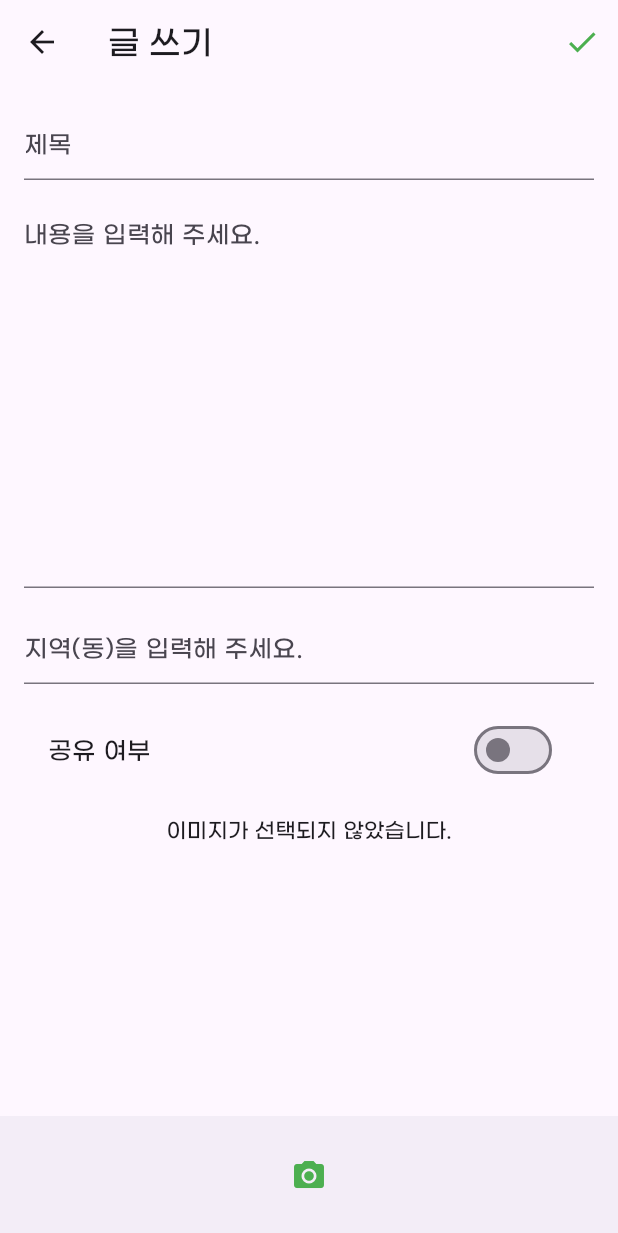
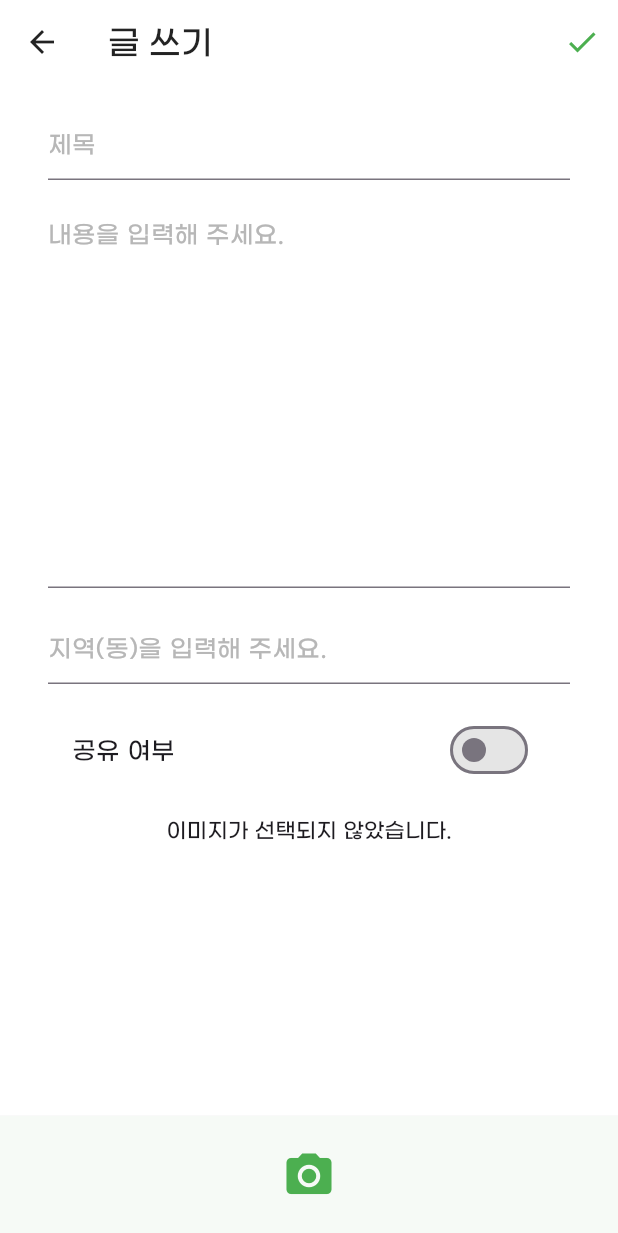
Before and after one commit to jhk3261/B-Naeng, a Flutter app: the WritePostPage screen opened directly, on a phone screen of 412 x 824 dp. Shown: the top 1233 px of the screen. Run offline on Flutter 3.47's test engine with Material 3 defaults, Android fonts, the phone set to English and light mode, and no system bars; our stand-ins replace camera, dropdown_button2, flutter_svg, geolocator, google_maps_flutter, google_sign_in and 2 more; accounts and stored records are empty; network calls fail.

Commit message:
UI 수정

```diff
--- a/frontend/lib/Pages/mypage/mypage.dart
+++ b/frontend/lib/Pages/mypage/mypage.dart
@@ -29,7 +29,7 @@
 
 class _ProfilePageState extends State<ProfilePage> {
   late Future<UserProfile> userProfileFuture;
-  int userId = 0;
+  int userId = 1;
   bool isScrapSectionOpen = false;
   List<ScrapItem> scrapItems = [];
 
@@ -52,7 +52,7 @@
     } catch (error) {
       print('Error fetching user profile: $error');
       return UserProfile(
-        id: 0,
+        id: 1,
         userId: userId,
         username: '기본 사용자',
         profileImageUrl: null,
--- a/frontend/lib/Pages/share/ingrediant/WritePostPage.dart
+++ b/frontend/lib/Pages/share/ingrediant/WritePostPage.dart
@@ -16,8 +16,7 @@
 class _WritePostPageState extends State<WritePostPage> {
   final TextEditingController _titleController = TextEditingController();
   final TextEditingController _contentController = TextEditingController();
-  final TextEditingController _locationDongController =
-      TextEditingController();
+  final TextEditingController _locationDongController = TextEditingController();
   List<File> _pictures = [];
   bool _isShared = false;
   final int userId = 0;
@@ -111,7 +110,13 @@
   @override
   Widget build(BuildContext context) {
     return Scaffold(
+      backgroundColor: Colors.white,
       appBar: AppBar(
+        elevation: 0,
+        centerTitle: false,
+        surfaceTintColor: Colors.white,
+        backgroundColor: Colors.white,
+        foregroundColor: Color(0xFF232323),
         title: const Text('글 쓰기'),
         actions: [
           IconButton(
@@ -122,29 +127,62 @@
       ),
       body: Padding(
         padding: const EdgeInsets.all(16.0),
+        child: Padding(
+          padding: const EdgeInsets.symmetric(horizontal: 16),
           child: SingleChildScrollView(
             // 스크롤 가능하도록 변경
             child: Column(
               children: [
                 TextField(
                   controller: _titleController,
-                decoration: const InputDecoration(hintText: '제목'),
+                  decoration: InputDecoration(
+                      focusedBorder: UnderlineInputBorder(
+                        borderSide: BorderSide(
+                            color: Color(0xFF449C4A),
+                            width: 2.0), // 포커스 시 테두리 색상
+                      ),
+                      focusColor: Color(0xFF449C4A),
+                      hintText: '제목',
+                      hintStyle: TextStyle(
+                        color: Color(0xffB7B7B7),
+                      )),
                 ),
                 const SizedBox(height: 16.0),
                 TextField(
                   controller: _contentController,
-                decoration: const InputDecoration(hintText: '내용을 입력해 주세요.'),
+                  decoration: const InputDecoration(
+                      focusedBorder: UnderlineInputBorder(
+                        borderSide: BorderSide(
+                            color: Color(0xFF449C4A),
+                            width: 2.0), // 포커스 시 테두리 색상
+                      ),
+                      hintText: '내용을 입력해 주세요.',
+                      hintStyle: TextStyle(
+                        color: Color(0xffB7B7B7),
+                      ),
+                      focusColor: Color(0xFF449C4A),
+                      hoverColor: Color(0xFF449C4A)),
                   maxLines: 10,
                 ),
                 const SizedBox(height: 16.0),
                 TextField(
                   controller: _locationDongController,
                   decoration: const InputDecoration(
+                    focusedBorder: UnderlineInputBorder(
+                      borderSide: BorderSide(
+                          color: Color(0xFF449C4A), width: 2.0), // 포커스 시 테두리 색상
+                    ),
                     hintText: '지역(동)을 입력해 주세요.',
+                    hintStyle: TextStyle(
+                      color: Color(0xffB7B7B7),
+                    ),
                   ),
                 ),
                 const SizedBox(height: 16.0),
                 SwitchListTile(
+                  activeTrackColor: Color(0xFF449C4A),
+                  inactiveTrackColor: Color.fromARGB(255, 229, 229, 229),
+                  selectedTileColor: Colors.white,
                   title: const Text("공유 여부"),
                   value: _isShared,
                   onChanged: (bool value) {
@@ -170,8 +208,13 @@
             ),
           ),
         ),
+      ),
       bottomNavigationBar: BottomAppBar(
+        elevation: 1,
+        shadowColor: Color(0xffd2d2d2),
+        color: Color(0xFFF6FAF6),
         child: IconButton(
+          iconSize: 36,
           icon: const Icon(Icons.camera_alt, color: Colors.green),
           onPressed: _pickImage,
         ),
--- a/frontend/lib/Pages/share/share_parents.dart
+++ b/frontend/lib/Pages/share/share_parents.dart
@@ -88,6 +88,7 @@
                 fontWeight: FontWeight.bold,
                 fontFamily: 'GmarketSansMedium',
               ),
+              overlayColor: WidgetStatePropertyAll(Colors.white),
               tabs: const [
                 Tab(text: "재료 나눔"),
                 Tab(text: "정보 나눔"),
```
Also changed, not shown: frontend/lib/Pages/share/tips/write_tip_page.dart (+23 -1 lines). Lines whose indentation alone changed are shown as unchanged.
